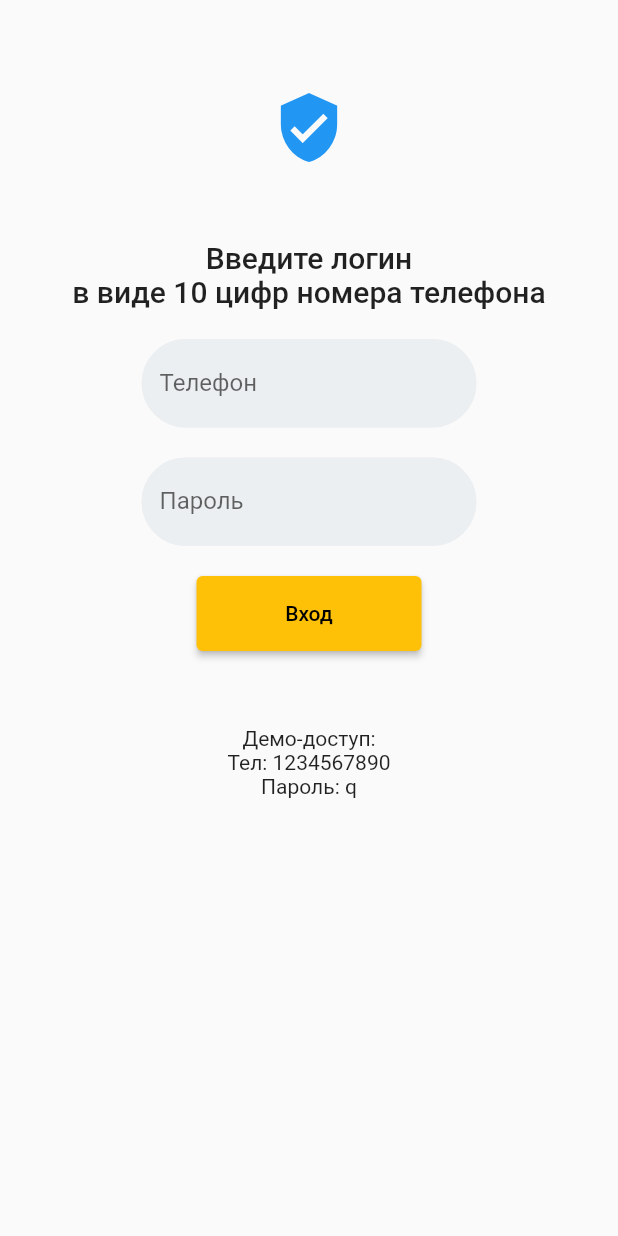
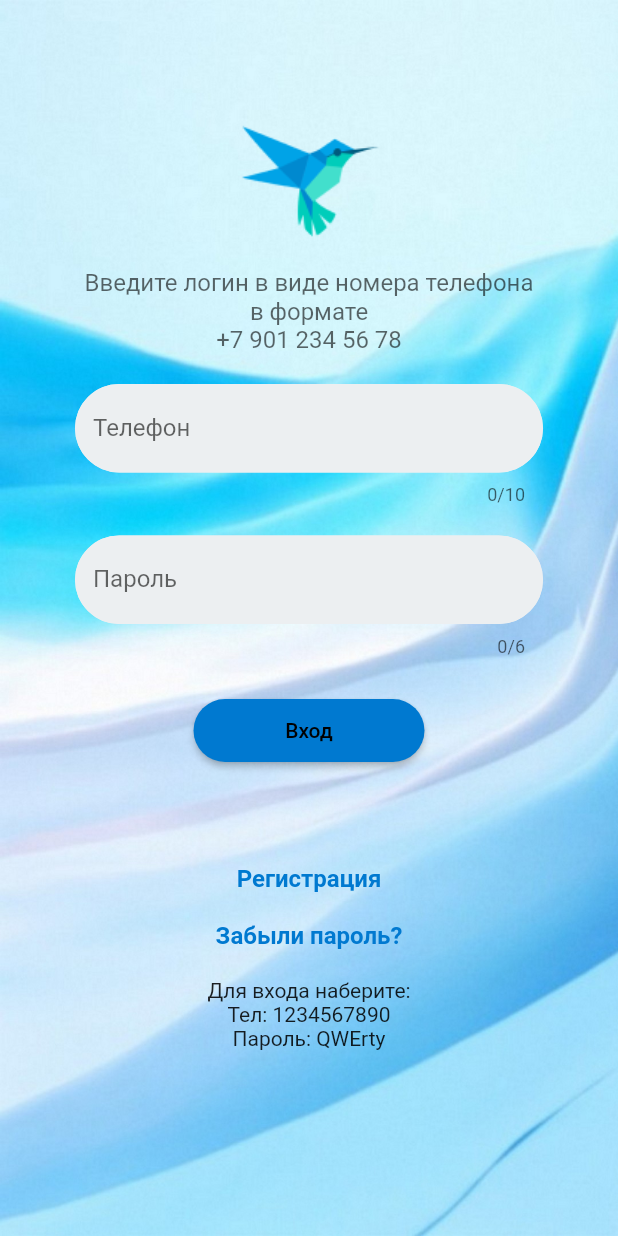
Before and after one commit to IvanAGrebenkin/final_project-master, a Flutter app: the screen it shows after launch, on a phone screen of 412 x 824 dp. Run offline on Flutter 3.47's test engine with Material 2 defaults, Android fonts, the phone set to English and light mode, and no system bars; our stand-ins replace shared_preferences; missing offline and left inert: sliding_switch.

```diff
--- a/lib/Screens/auth_page.dart
+++ b/lib/Screens/auth_page.dart
@@ -65,7 +65,13 @@ class _AuthPageState extends State<AuthPage> {
   @override
   Widget build(BuildContext context) {
     if (_checkAuthorization()) {
-      return Scaffold(
+      return MaterialApp(
+        theme: ThemeData(
+          colorScheme: ColorScheme.fromSwatch(
+          primarySwatch: Colors.blue,
+          ),
+        ),
+        home: Scaffold(
           appBar: appBar(context),
           drawer: navDrawer(context),
           body: Container(
@@ -105,35 +111,50 @@ class _AuthPageState extends State<AuthPage> {
             ),
           ),
 
+        ),
       );
       // _performLogin();
     } else {
       return Scaffold(
         body: Container(
-          padding: const EdgeInsets.all(20),
+          decoration: const BoxDecoration(
+            image: DecorationImage(
+              image: AssetImage('assets/wallpaper1.jpg'),
+              fit: BoxFit.fill,
+            ),
+          ),
+          padding: const EdgeInsets.symmetric(horizontal: 50),
+          width: double.infinity,
+          height: double.infinity,
           child: SingleChildScrollView(
             child: Form(
               key: _formKey,
               child: Column(
                 children: [
-                  const SizedBox(height: 40,),
-                  Icon(Icons.verified_user, size: 50, color: Theme.of(context).primaryColor,),
-                  const SizedBox(height: 50),
-                  Text(
-                    Strings.authEnterLogin,
-                    style: Theme.of(context).textTheme.headline6,
+                  const SizedBox(width:103, height:81,),
+                  const SizedBox(width:103, height:79.42,
+                    child: Image(
+                      image: AssetImage('assets/dart-logo 1.png'),
+                    ),
+                  ),// Значок Flutter
+                  const SizedBox(width:103, height:18.58,),
+                  const Text('Введите логин в виде номера телефона в формате ',
                     textAlign: TextAlign.center,
+                    style: TextStyle(
+                      fontSize:16,
+                      color: Color.fromRGBO(0, 0, 0, 0.6),
                     ),
-                  const SizedBox(height: 20),
-                  Row(
-                    children: [
-                      const Expanded(
-                          flex: 1,
-                          child: SizedBox()
+                  ),// Текст: 'Введите логин в виде номера телефона в формате '
+                  const Text('+7 901 234 56 78',
+                    textAlign: TextAlign.center,
+                    style: TextStyle(
+                      fontSize:16,
+                      color: Color.fromRGBO(0, 0, 0, 0.6),
                     ),
-                      Expanded(
-                        flex: 3,
-                        child: TextFormField(
+                  ),// Текст: '+7 901 234 56 78'
+                  const SizedBox(width:103, height:20,),
+                  TextFormField(
+                    maxLength: 10,
                     controller: userController,
                     keyboardType: TextInputType.phone,
                     decoration: const InputDecoration(
@@ -152,24 +173,10 @@ class _AuthPageState extends State<AuthPage> {
                       }
                       return null;
                     },
-                        ),
-                      ),
-                      const Expanded(
-                          flex: 1,
-                          child: SizedBox()
-                      ),
-                    ],
-                  ),
-                  const SizedBox(height: 20),
-                  Row(
-                    children: [
-                      const Expanded(
-                          flex: 1,
-                          child: SizedBox()
-                      ),
-                      Expanded(
-                        flex: 3,
-                        child: TextFormField(
+                  ),// Поле ввода номера телефона
+                  const SizedBox(width:103, height:20,),
+                  TextFormField(
+                    maxLength: 6,
                     controller: passController,
                     obscureText: true,
                     decoration: const InputDecoration(
@@ -186,19 +193,17 @@ class _AuthPageState extends State<AuthPage> {
                       }
                       return null;
                     },
+                  ),// Поле ввода пароля
+                  const SizedBox(width:103, height:28,),
+                  SizedBox(
+                    width:154,
+                    height:42,
+                    child: ElevatedButton(
+                        style: ElevatedButton.styleFrom(
+                          primary: const Color(0xff0079D0),
+                          shape: RoundedRectangleBorder(
+                              borderRadius: BorderRadius.circular(36.0)),
                         ),
-                      ),
-                      const Expanded(
-                          flex: 1,
-                          child: SizedBox()
-                      ),
-                    ],
-                  ),
-                  const SizedBox(height: 20),
-                  SizedBox(
-                    width: 150,
-                    height: 50,
-                    child: ElevatedButton(
                         onPressed: (){
                           if (_formKey.currentState!.validate()) {
                             _userStoredName = userController.text;
@@ -218,9 +223,38 @@ class _AuthPageState extends State<AuthPage> {
                         },
                         child: const Text(Strings.buttonEnter)
                     ),
+                  ),// Кнопка 'Войти'
+                  const SizedBox(width:103, height:68,),
+                  InkWell(
+                    child: const Text(
+                      'Регистрация',
+                      style: linkTextStyle,
                     ),
-                  const SizedBox(height: 50,),
-                  const Text('Демо-доступ:'),
+                    onTap: () {},
+                  ),// Ссылка 'Регистрация'
+                  const SizedBox(width:103, height:19,),
+                  InkWell(
+                    child: const Text(
+                      'Забыли пароль?',
+                      style: linkTextStyle,
+                    ),
+                    onTap: () {
+                      _messengerKey.currentState!.showSnackBar(
+                          SnackBar(
+                            content: Row(
+                              mainAxisAlignment: MainAxisAlignment.center,
+                              children: const [
+                                Text('Телефон: 1234567890',
+                                  textAlign: TextAlign.left,),
+                                SizedBox(width:40, height:40,),
+                                Text('Пароль: QWErty',
+                                  textAlign: TextAlign.right,),
+                              ],
+                            ),));
+                    },
+                  ),// Ссылка 'Забыли пароль?'
+                  const SizedBox(width:103, height:19,),
+                  const Text('Для входа наберите:'),
                   Text('Тел: ${Strings.userName}'),
                   Text('Пароль: ${Strings.userPass}'),
                 ],
--- a/lib/Utils/strings.dart
+++ b/lib/Utils/strings.dart
@@ -1,6 +1,6 @@
 class Strings {
   static const String userName = '1234567890';
-  static const String userPass = 'q';
+  static const String userPass = 'QWErty';
   static const String authFailed = 'Доступ запрещен! Введите корректно логин и пароль.';
   static const String authSuccess = 'Вы успешно авторизированы!';
   static const String buttonExit = 'Выход';
@@ -14,6 +14,6 @@ class Strings {
   static const String fieldPhone = 'Телефон';
   static const String fieldPass = 'Пароль';
   static const String validName = 'Обязательное поле';
-  static const String validNameLength = 'Введите ровно 10 цифр';
-  static const String validPass = 'Обязательное поле';
+  static const String validNameLength = 'Введите корректный номер телефона';
+  static const String validPass = 'Введите корректный пароль';
   }
--- a/pubspec.yaml
+++ b/pubspec.yaml
@@ -31,6 +31,7 @@ dependencies:
   flutter:
     sdk: flutter
   shared_preferences: ^2.0.13
+  path_provider: ^2.0.9
 
 
 
```
Also changed, not shown: pubspec.lock. Lines whose indentation alone changed are shown as unchanged.
